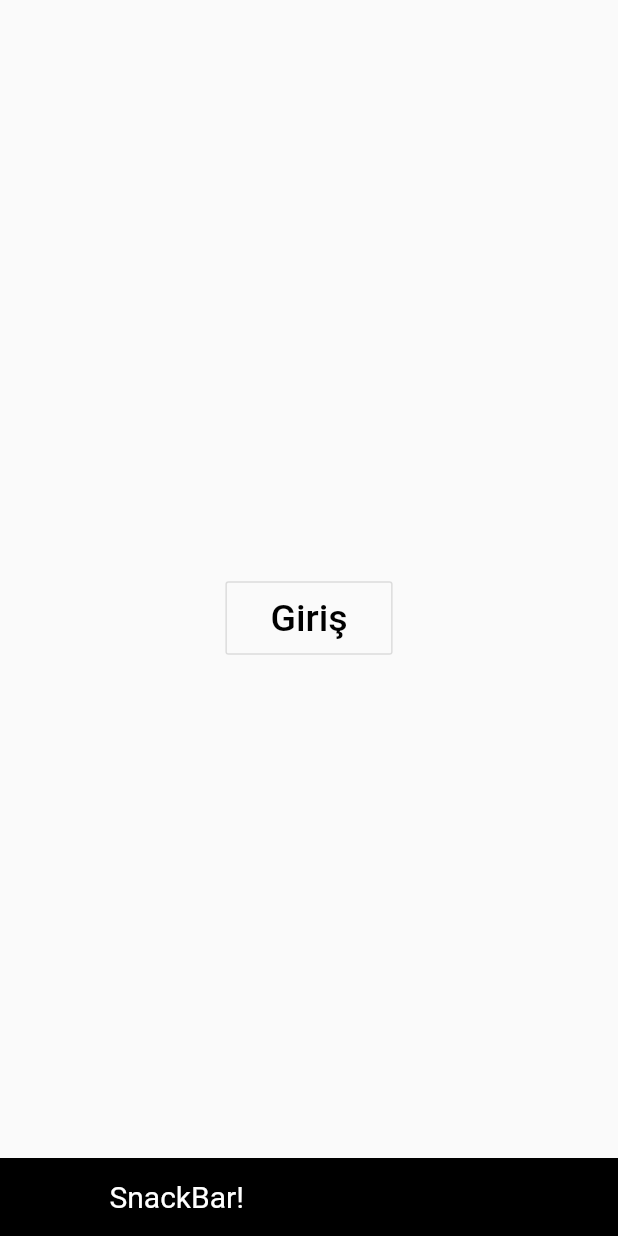
After one commit to harunayyildiz/flutterwidget1, a Flutter app: the screen it shows after launch, after a tap on "Giriş", on a phone screen of 412 x 824 dp. The commit adds this screen. Run offline on Flutter 3.47's test engine with Material 2 defaults, Android fonts, the phone set to English and light mode, and no system bars; our stand-ins replace flutter_swiper; missing offline and left inert: flutter_spinning_wheel; network calls fail.

Commit message:
five load

```diff
--- /dev/null
+++ b/lib/SnackBarWidget.dart
@@ -0,0 +1,45 @@
+import 'package:flutter/material.dart';
+class SnanckBarWidget extends StatefulWidget {
+  @override
+  _SnanckBarWidgetState createState() => _SnanckBarWidgetState();
+}
+
+class _SnanckBarWidgetState extends State<SnanckBarWidget> {
+  final GlobalKey<ScaffoldState> _scaffoldKey = new GlobalKey<ScaffoldState>();
+  @override
+  Widget build(BuildContext context) {
+    return Scaffold(
+      key: _scaffoldKey,
+      body:Center(
+        child: OutlineButton(
+          highlightedBorderColor: Colors.black,
+          //kenar çizgi rengi
+          padding: EdgeInsets.only(right:30,left: 30,top: 10,bottom: 10),
+          textColor: Colors.black,
+          splashColor: Colors.white,
+          onPressed: () {
+           _scaffoldKey.currentState.showSnackBar(
+               SnackBar(
+             content: Row(
+               children: <Widget>[
+                 Padding(
+                   padding: const EdgeInsets.only(right: 20,left: 5),
+                   child: Icon(Icons.sentiment_very_satisfied),
+                 ),
+                 Text("SnackBar!",style: TextStyle(fontSize: 20),),
+               ],
+             ),
+             backgroundColor: Colors.black,
+             duration: Duration(seconds: 1),
+           ),);
+          },
+          child: Text(
+            "Giriş",
+            style: TextStyle(fontSize: 25),
+          ),
+        ),
+      ),
+    );
+  }
+
+}
--- a/lib/main.dart
+++ b/lib/main.dart
@@ -1,5 +1,7 @@
 import 'package:flutter/material.dart';
-import 'package:flutterwidget1/Not_Hesaplama/NotHesaplama.dart';
+//import 'package:flutterwidget1/Not_Hesaplama/NotHesaplama.dart';
+
+import 'SnackBarWidget.dart';
 //import 'package:flutterwidget1/Cark.dart';
 //import 'LinearGradient.dart';
 //import 'SwiperWidget.dart';
@@ -14,7 +16,7 @@ class MyApp extends StatelessWidget {
       theme: ThemeData(
         primarySwatch: Colors.blue,
       ),
-      home: NotHesaplama(),
+      home: SnanckBarWidget(),
     );
   }
 }
```
